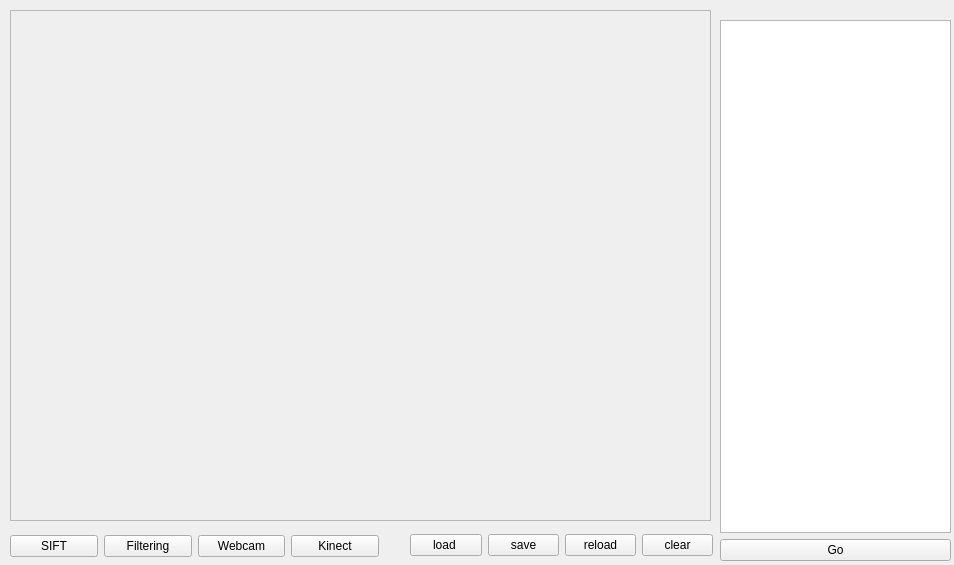
Qt form ui/mainwindow.ui (najlepsiwebdesigner/opencv-lab) before a commit.
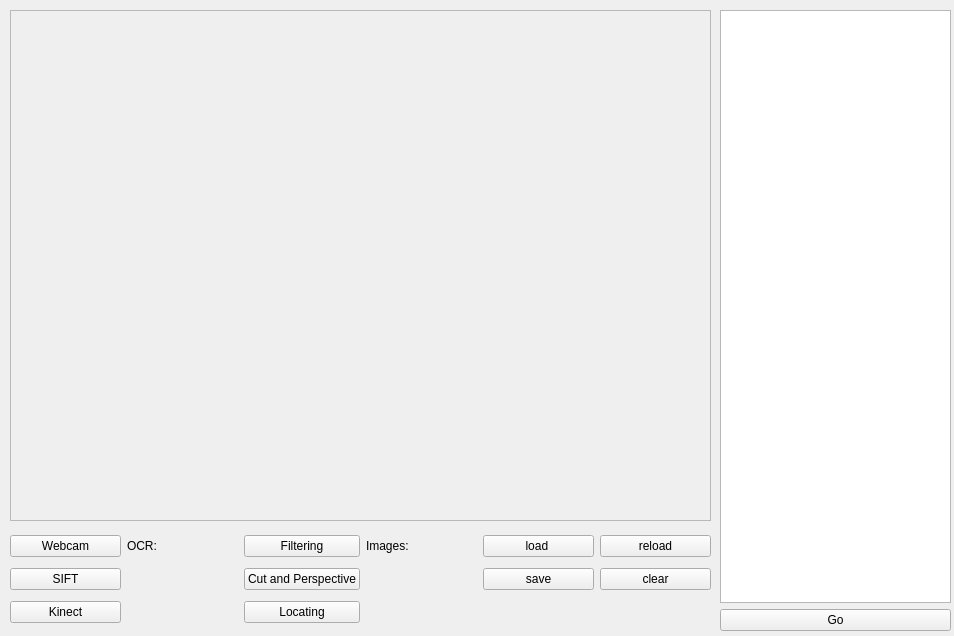
The same form after that commit.

Commit message: fix program crash on unsuccessfull perspective warp, refactor UI

Patch:
```diff
--- a/ui/mainwindow.ui
+++ b/ui/mainwindow.ui
@@ -7,7 +7,7 @@
     <x>0</x>
     <y>0</y>
     <width>954</width>
-    <height>565</height>
+    <height>636</height>
    </rect>
   </property>
   <property name="sizePolicy">
@@ -52,9 +52,9 @@
     <property name="geometry">
      <rect>
       <x>720</x>
-      <y>20</y>
+      <y>10</y>
       <width>231</width>
-      <height>541</height>
+      <height>621</height>
      </rect>
     </property>
     <layout class="QVBoxLayout" name="verticalLayout">
@@ -75,33 +75,82 @@
      <rect>
       <x>10</x>
       <y>530</y>
-      <width>369</width>
-      <height>32</height>
+      <width>701</width>
+      <height>100</height>
      </rect>
     </property>
-    <layout class="QHBoxLayout" name="horizontalLayout">
-     <item>
+    <layout class="QGridLayout" name="gridLayout">
+     <item row="1" column="0">
       <widget class="QPushButton" name="SIFT">
        <property name="text">
         <string>SIFT</string>
        </property>
       </widget>
      </item>
-     <item>
-      <widget class="QPushButton" name="filtering">
-       <property name="text">
-        <string>Filtering</string>
-       </property>
-      </widget>
-     </item>
-     <item>
+     <item row="0" column="0">
       <widget class="QPushButton" name="showWebcam">
        <property name="text">
         <string>Webcam</string>
        </property>
       </widget>
      </item>
-     <item>
+     <item row="1" column="7">
+      <widget class="QPushButton" name="clearImages">
+       <property name="text">
+        <string>clear</string>
+       </property>
+      </widget>
+     </item>
+     <item row="0" column="7">
+      <widget class="QPushButton" name="reload">
+       <property name="text">
+        <string>reload</string>
+       </property>
+      </widget>
+     </item>
+     <item row="1" column="3">
+      <widget class="QPushButton" name="cutaAndPerspective">
+       <property name="text">
+        <string>Cut and Perspective</string>
+       </property>
+      </widget>
+     </item>
+     <item row="0" column="6">
+      <widget class="QPushButton" name="loadPicture">
+       <property name="text">
+        <string>load </string>
+       </property>
+      </widget>
+     </item>
+     <item row="0" column="3">
+      <widget class="QPushButton" name="filtering">
+       <property name="text">
+        <string>Filtering</string>
+       </property>
+      </widget>
+     </item>
+     <item row="0" column="5">
+      <widget class="QLabel" name="label_2">
+       <property name="text">
+        <string>Images:</string>
+       </property>
+      </widget>
+     </item>
+     <item row="1" column="6">
+      <widget class="QPushButton" name="savePictures">
+       <property name="text">
+        <string>save</string>
+       </property>
+      </widget>
+     </item>
+     <item row="0" column="2">
+      <widget class="QLabel" name="label">
+       <property name="text">
+        <string>OCR:</string>
+       </property>
+      </widget>
+     </item>
+     <item row="2" column="0">
       <widget class="QPushButton" name="showKinect">
        <property name="autoFillBackground">
         <bool>false</bool>
@@ -114,43 +163,10 @@
        </property>
       </widget>
      </item>
-    </layout>
-   </widget>
-   <widget class="QWidget" name="horizontalLayoutWidget_2">
-    <property name="geometry">
-     <rect>
-      <x>410</x>
-      <y>530</y>
-      <width>303</width>
-      <height>31</height>
-     </rect>
-    </property>
-    <layout class="QHBoxLayout" name="horizontalLayout_2">
-     <item>
-      <widget class="QPushButton" name="loadPicture">
+     <item row="2" column="3">
+      <widget class="QPushButton" name="locating">
        <property name="text">
-        <string>load </string>
-       </property>
-      </widget>
-     </item>
-     <item>
-      <widget class="QPushButton" name="savePictures">
-       <property name="text">
-        <string>save</string>
-       </property>
-      </widget>
-     </item>
-     <item>
-      <widget class="QPushButton" name="reload">
-       <property name="text">
-        <string>reload</string>
-       </property>
-      </widget>
-     </item>
-     <item>
-      <widget class="QPushButton" name="clearImages">
-       <property name="text">
-        <string>clear</string>
+        <string>Locating</string>
        </property>
       </widget>
      </item>
```
Left out of the diff: 5 changed lines with no effect on the pictures. The commit also changes 3 other files.
